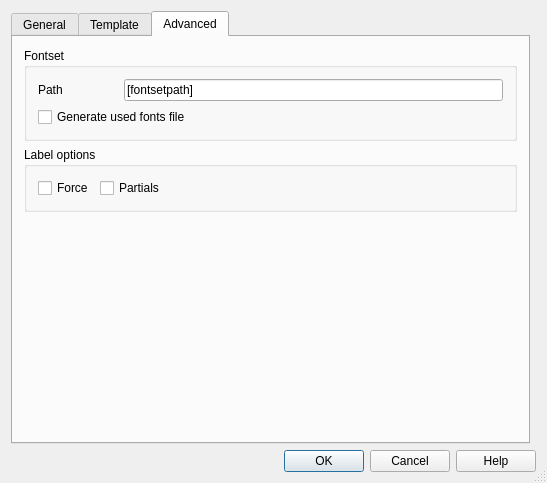
Old version of the form ui/mapfileexportdlg.ui in the repository faunalia/rt_mapserver_exporter.
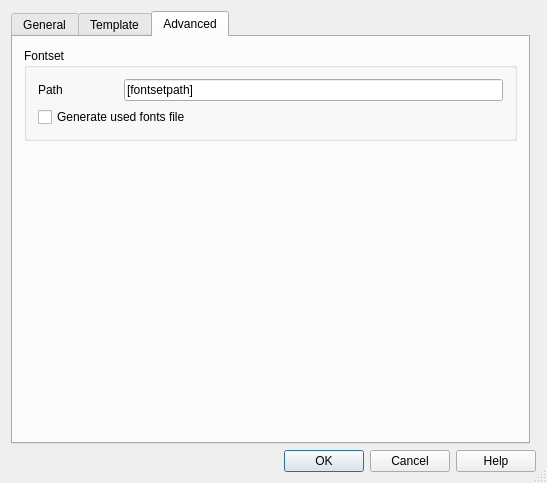
New version of the form. The open tabs and pages were chosen to show the change.

Commit message: UI: Removed Labeling settings from the Advanced tab.

Patch:
```diff
--- a/ui/mapfileexportdlg.ui
+++ b/ui/mapfileexportdlg.ui
@@ -511,67 +511,6 @@
        <string>Advanced</string>
       </attribute>
       <layout class="QGridLayout" name="gridLayout_8">
-       <item row="1" column="0">
-        <widget class="QGroupBox" name="grpOptions">
-         <property name="sizePolicy">
-          <sizepolicy hsizetype="Expanding" vsizetype="Fixed">
-           <horstretch>0</horstretch>
-           <verstretch>0</verstretch>
-          </sizepolicy>
-         </property>
-         <property name="title">
-          <string>Label options</string>
-         </property>
-         <layout class="QGridLayout" name="gridLayout_5">
-          <item row="0" column="0">
-           <widget class="QCheckBox" name="checkBoxForce">
-            <property name="toolTip">
-             <string>Forces labels on, regardless of collisions. Available only for cached labels.</string>
-            </property>
-            <property name="text">
-             <string>Force</string>
-            </property>
-           </widget>
-          </item>
-          <item row="0" column="1">
-           <widget class="QCheckBox" name="checkBoxPartials">
-            <property name="toolTip">
-             <string>Can text run off the edge of the map?</string>
-            </property>
-            <property name="text">
-             <string>Partials</string>
-            </property>
-           </widget>
-          </item>
-          <item row="0" column="2">
-           <spacer name="horizontalSpacer">
-            <property name="orientation">
-             <enum>Qt::Horizontal</enum>
-            </property>
-            <property name="sizeHint" stdset="0">
-             <size>
-              <width>40</width>
-              <height>20</height>
-             </size>
-            </property>
-           </spacer>
-          </item>
-         </layout>
-        </widget>
-       </item>
-       <item row="2" column="0">
-        <spacer name="verticalSpacer">
-         <property name="orientation">
-          <enum>Qt::Vertical</enum>
-         </property>
-         <property name="sizeHint" stdset="0">
-          <size>
-           <width>20</width>
-           <height>40</height>
-          </size>
-         </property>
-        </spacer>
-       </item>
        <item row="0" column="0">
         <widget class="QGroupBox" name="groupBox_3">
          <property name="sizePolicy">
@@ -623,6 +562,19 @@
          </layout>
         </widget>
        </item>
+       <item row="1" column="0">
+        <spacer name="verticalSpacer">
+         <property name="orientation">
+          <enum>Qt::Vertical</enum>
+         </property>
+         <property name="sizeHint" stdset="0">
+          <size>
+           <width>20</width>
+           <height>40</height>
+          </size>
+         </property>
+        </spacer>
+       </item>
       </layout>
      </widget>
     </widget>
```
Left out of the diff: 2 changed lines with no effect on the pictures. The commit also changes 2 other files.
